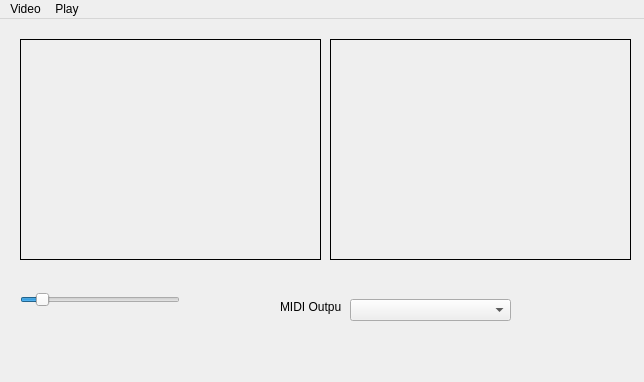
Above: AVPRG/VideoPlayer/videoplayer.ui from rexyhn/SoundkarteHamburg before the change. Below: the same form after it.
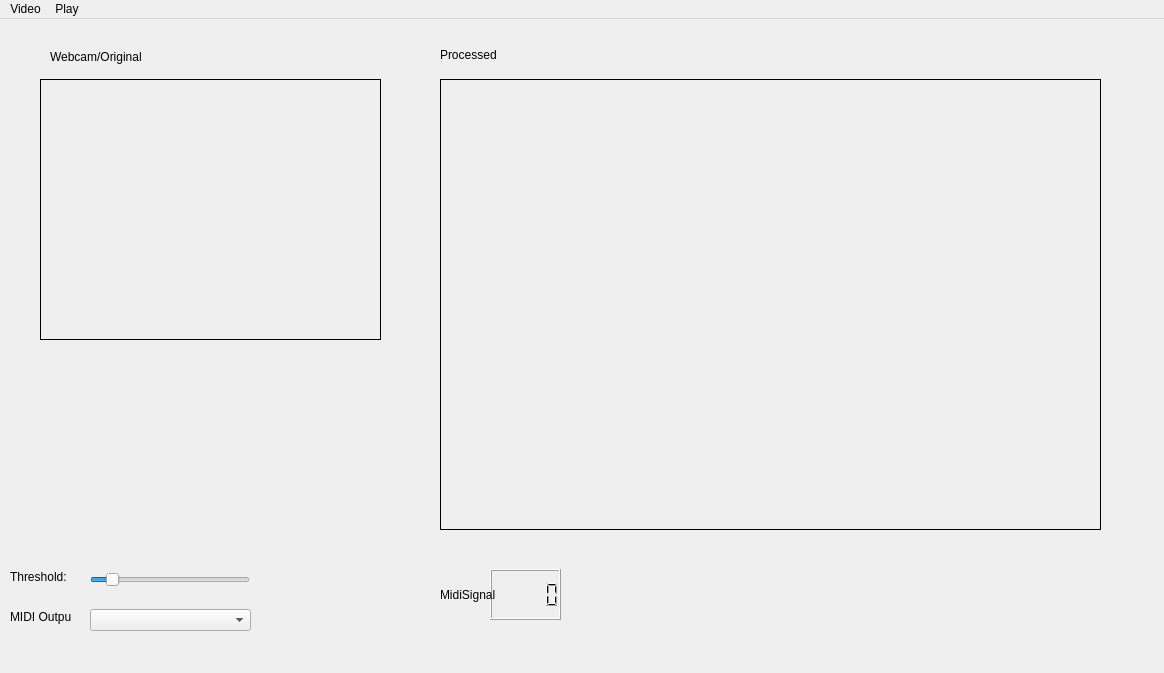
That is the form after the change. Custom widgets are drawn as their Qt base class.

What changed in the file:
```diff
--- a/AVPRG/VideoPlayer/videoplayer.ui
+++ b/AVPRG/VideoPlayer/videoplayer.ui
@@ -6,8 +6,8 @@
    <rect>
     <x>0</x>
     <y>0</y>
-    <width>644</width>
-    <height>382</height>
+    <width>1164</width>
+    <height>673</height>
    </rect>
   </property>
   <property name="windowTitle">
@@ -17,10 +17,10 @@
    <widget class="VideoWidget" name="inputFrame">
     <property name="geometry">
      <rect>
-      <x>20</x>
-      <y>20</y>
-      <width>301</width>
-      <height>221</height>
+      <x>40</x>
+      <y>60</y>
+      <width>341</width>
+      <height>261</height>
      </rect>
     </property>
     <property name="frameShape">
@@ -39,10 +39,10 @@
    <widget class="VideoWidget" name="processedFrame">
     <property name="geometry">
      <rect>
-      <x>330</x>
-      <y>20</y>
-      <width>301</width>
-      <height>221</height>
+      <x>440</x>
+      <y>60</y>
+      <width>661</width>
+      <height>451</height>
      </rect>
     </property>
     <property name="frameShape">
@@ -61,8 +61,8 @@
    <widget class="QSlider" name="horizontalSlider">
     <property name="geometry">
      <rect>
-      <x>20</x>
-      <y>270</y>
+      <x>90</x>
+      <y>550</y>
       <width>160</width>
       <height>22</height>
      </rect>
@@ -77,8 +77,8 @@
    <widget class="QLabel" name="label">
     <property name="geometry">
      <rect>
-      <x>280</x>
-      <y>280</y>
+      <x>10</x>
+      <y>590</y>
       <width>61</width>
       <height>16</height>
      </rect>
@@ -90,20 +90,82 @@
    <widget class="QComboBox" name="comboBox">
     <property name="geometry">
      <rect>
-      <x>350</x>
-      <y>280</y>
+      <x>90</x>
+      <y>590</y>
       <width>161</width>
       <height>22</height>
      </rect>
     </property>
    </widget>
+   <widget class="QLabel" name="label_2">
+    <property name="geometry">
+     <rect>
+      <x>10</x>
+      <y>550</y>
+      <width>61</width>
+      <height>16</height>
+     </rect>
+    </property>
+    <property name="text">
+     <string>Threshold:</string>
+    </property>
+   </widget>
+   <widget class="QLabel" name="label_3">
+    <property name="geometry">
+     <rect>
+      <x>50</x>
+      <y>30</y>
+      <width>101</width>
+      <height>16</height>
+     </rect>
+    </property>
+    <property name="text">
+     <string>Webcam/Original</string>
+    </property>
+   </widget>
+   <widget class="QLabel" name="label_4">
+    <property name="geometry">
+     <rect>
+      <x>440</x>
+      <y>20</y>
+      <width>171</width>
+      <height>31</height>
+     </rect>
+    </property>
+    <property name="text">
+     <string>Processed</string>
+    </property>
+   </widget>
+   <widget class="QLCDNumber" name="lcdNumber">
+    <property name="geometry">
+     <rect>
+      <x>490</x>
+      <y>550</y>
+      <width>71</width>
+      <height>51</height>
+     </rect>
+    </property>
+   </widget>
+   <widget class="QLabel" name="label_5">
+    <property name="geometry">
+     <rect>
+      <x>440</x>
+      <y>560</y>
+      <width>81</width>
+      <height>31</height>
+     </rect>
+    </property>
+    <property name="text">
+     <string>MidiSignal</string>
+    </property>
+   </widget>
   </widget>
   <widget class="QMenuBar" name="menuBar">
    <property name="geometry">
     <rect>
      <x>0</x>
      <y>0</y>
-     <width>644</width>
+     <width>1164</width>
      <height>21</height>
     </rect>
    </property>
```
